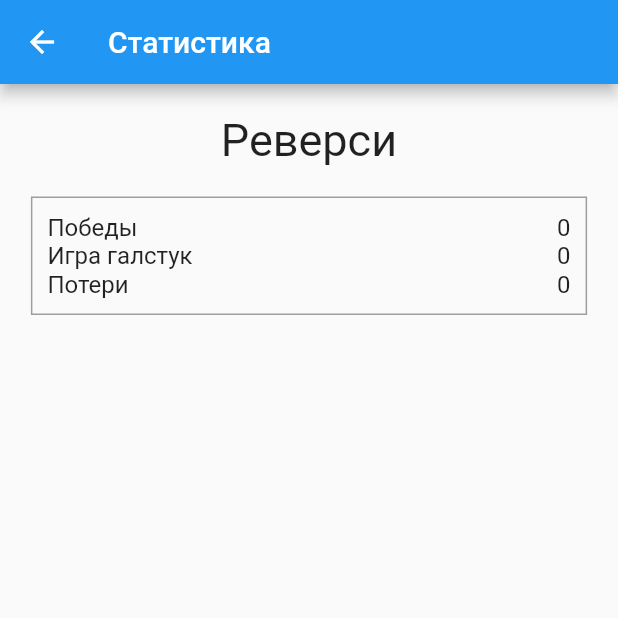
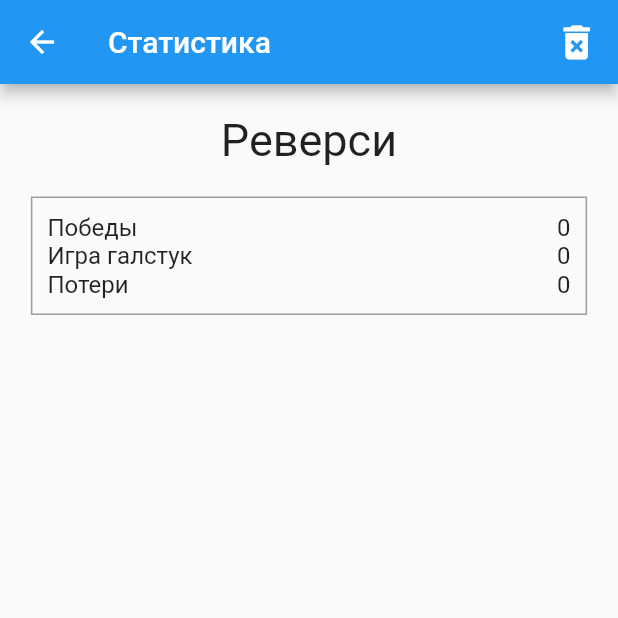
Before and after one commit to KateSema2000/FlutterGameReversi, a Flutter app: the screen it shows after launch, after a tap on "Статистика", on a phone screen of 412 x 824 dp, the top half of it. Run offline on Flutter 3.47's test engine with Material 2 defaults, Android fonts, the phone set to English and light mode, and no system bars.

```diff
--- a/lib/my_app.dart
+++ b/lib/my_app.dart
@@ -7,6 +7,7 @@ class MyApp extends StatelessWidget {
   @override
   Widget build(BuildContext context) {
     return MaterialApp(
+      debugShowCheckedModeBanner: false,
       theme: ThemeData(
         primarySwatch: Res.mainThemeColor,
         visualDensity: VisualDensity.adaptivePlatformDensity,
--- a/lib/resources/constants.dart
+++ b/lib/resources/constants.dart
@@ -26,6 +26,7 @@ class Res {
   static const Color borderColor = Colors.grey;
   static const Color textColor = Colors.white;
   // строка счета
+  static const iconDeleteDate = Icons.delete_forever;
   static const iconReGame = Icons.autorenew;
   static const iconPlayer= Icons.account_circle_rounded;
   static const iconBot = Icons.adb_rounded;
--- a/lib/ui/pages/game_field_page.dart
+++ b/lib/ui/pages/game_field_page.dart
@@ -43,7 +43,6 @@ class GamePageState extends State<GamePage> {
   void initState() {
     super.initState();
     _initialize();
-
     _openDirectory();
   }
 
@@ -54,7 +53,7 @@ class GamePageState extends State<GamePage> {
     int y = (field_size - 1) ~/ 2, x = (field_size + 1) ~/ 2;
     _board[y][y] = R;
     _board[y][x] = B;
-    _board[x][y] = R;
+    _board[x][y] = B;
     _board[x][x] = R;
     _score = {B: 2, R: 2};
     _info = Res.newGame;
--- a/lib/ui/pages/statistics_page.dart
+++ b/lib/ui/pages/statistics_page.dart
@@ -28,6 +28,11 @@ class _StatisticsState extends State<Statistics> {
     _openDirectory();
   }
 
+  _clearStates() async {
+    await _file.writeAsString(''); // случай перезаписи файла
+    setState(() {});
+  }
+
   _openDirectory() async {
     try {
       _directory = await getApplicationDocumentsDirectory();
@@ -51,7 +56,16 @@ class _StatisticsState extends State<Statistics> {
   @override
   Widget build(BuildContext context) {
     return Scaffold(
-      appBar: AppBar(title: Text(widget.title)),
+      appBar: AppBar(
+        title: Text(widget.title),
+        actions: <Widget>[
+          InkWell(
+            child:
+                Container(child: Icon(Res.iconDeleteDate, size: 30), width: 55),
+            onTap: () => {_clearStates()},
+          ),
+        ],
+      ),
       body: Center(
         child: Column(
           children: [
```
